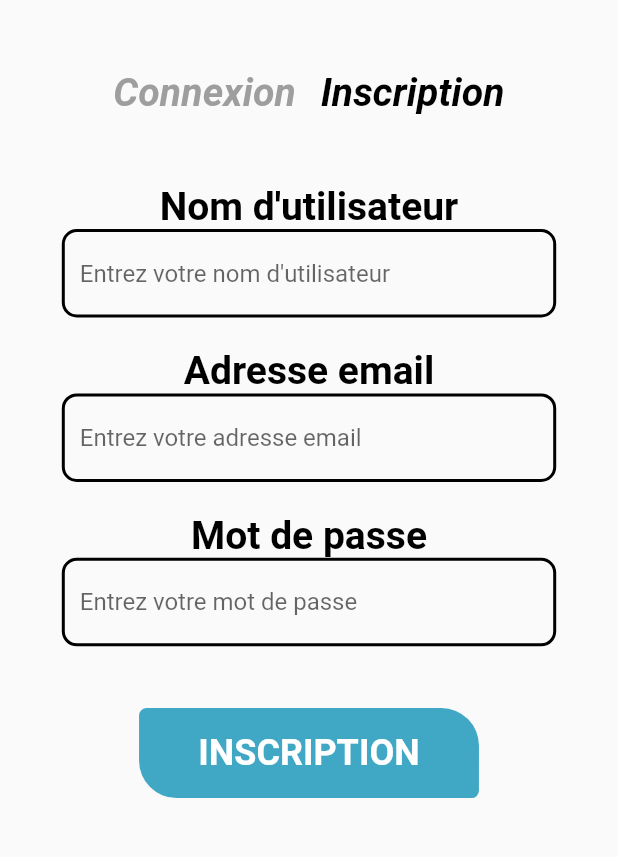
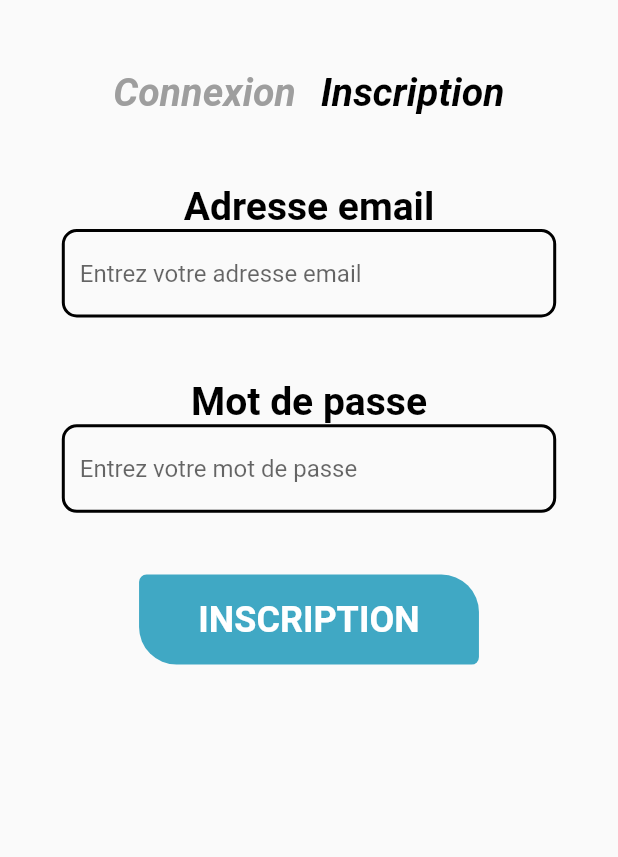
Before and after one commit to CameronBGassedat/TimArchyApp, a Flutter app: the screen it shows after launch, after a tap on "Inscription", on a phone screen of 412 x 824 dp, the part 185-1042 px from its top. Run offline on Flutter 3.47's test engine with Material 2 defaults, Android fonts, the phone set to English and light mode, and no system bars; our stand-ins replace flutter_blue, rxdart, timer_builder; network calls fail.

Commit message:
[UPDATE] UI Pairing & Logins

```diff
--- a/lib/UI/Screens/accessPages/login.dart
+++ b/lib/UI/Screens/accessPages/login.dart
@@ -12,7 +12,7 @@ Widget displayLogin(BuildContext context)
       children: [
         Padding(
           padding: EdgeInsets.only(bottom: 0.05 * screenHeight),
-          child: makeFormSizedBox("Nom d'utilisateur", "Entrez votre nom d'utilisateur"),
+          child: makeFormSizedBox("Adresse email", "Entrez votre adresse email"),
         ),
 
         Padding(
@@ -26,7 +26,7 @@ Widget displayLogin(BuildContext context)
             widthFactor: 0.55,
             child: InkWell(
               onTap: () => Navigator.of(context).push(
-                MaterialPageRoute(builder : (context) => HomePage())
+                MaterialPageRoute(builder : (context) => const HomePage())
               ),
               child: makeCustomButton(const Color(0xFF235784), 25.0, 5.0, 5.0, 25.0, "CONNEXION"),
             ),
--- a/lib/UI/Screens/accessPages/register.dart
+++ b/lib/UI/Screens/accessPages/register.dart
@@ -10,12 +10,7 @@ Widget displayRegister(BuildContext context)
     Column(
       children: [
         Padding(
-          padding: EdgeInsets.only(bottom: 0.025 * screenHeight),
-          child: makeFormSizedBox("Nom d'utilisateur", "Entrez votre nom d'utilisateur"),
-        ),
-
-        Padding(
-          padding: EdgeInsets.only(bottom: 0.025 * screenHeight),
+          padding: EdgeInsets.only(bottom: 0.05 * screenHeight),
           child: makeFormSizedBox("Adresse email", "Entrez votre adresse email"),
         ),
 
@@ -28,7 +23,7 @@ Widget displayRegister(BuildContext context)
           widthFactor: 0.55,
           child: InkWell(
             onTap: () => Navigator.of(context).push(
-              MaterialPageRoute(builder : (context) => HomePage())
+              MaterialPageRoute(builder : (context) => const HomePage())
             ),
             child: makeCustomButton(const Color(0xFF40A8C4), 5.0, 25.0, 25.0, 5.0, "INSCRIPTION"),
           ),
```
Also changed, not shown: lib/UI/Screens/home.dart (+3 -7 lines), lib/UI/Screens/pairPages/device_screen.dart (+42 -12 lines), images/search.png (added), images/sensors_add.png.
